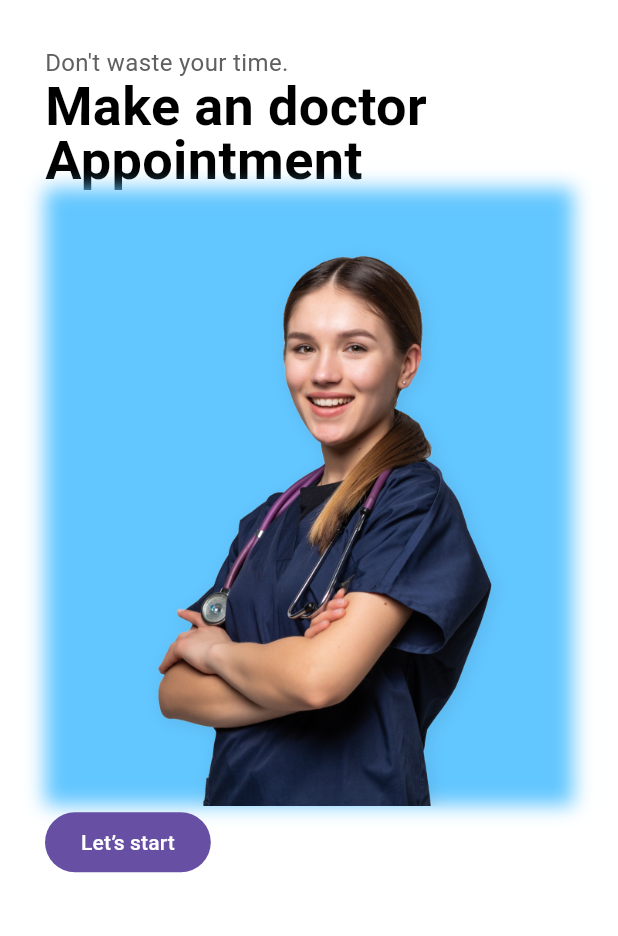
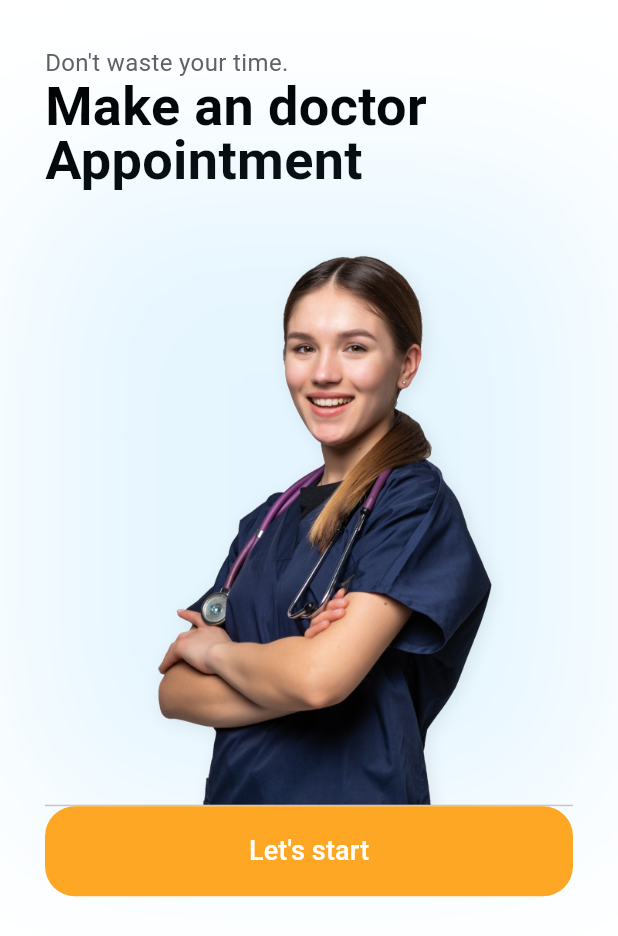
Before and after one commit to RicharC293/doctor_app, a Flutter app: the screen it shows after launch, on a phone screen of 412 x 824 dp. Shown: the top 936 px of the screen. Run offline on Flutter 3.47's test engine with Material 3 defaults, Android fonts, the phone set to English and light mode, and no system bars.

Commit message:
Enhance introduction screen layout with improved button styling and shadow effects

```diff
--- a/lib/screens/introduction_screen.dart
+++ b/lib/screens/introduction_screen.dart
@@ -33,16 +33,41 @@ class IntroductionScreen extends StatelessWidget {
                 decoration: BoxDecoration(
                   boxShadow: [
                     BoxShadow(
-                      color: Color(0xff62C6FF),
-                      blurRadius: 10,
+                      /// Opacidad -> .withOpacity
+                      color: const Color(0xff62C6FF).withOpacity(0.17),
+                      blurRadius: 100,
+                      spreadRadius: 10,
                     ),
                   ],
                 ),
                 child: Image.asset("assets/images/doctor.png"),
               ),
-              FilledButton(
-                onPressed: () {},
-                child: Text("Let’s start"),
+              const Divider(
+                height: 0,
+              ),
+              SizedBox(
+                // double.infinity -> 100% | padre |
+                width: double.infinity,
+                height: 60,
+                child: FilledButton(
+                  onPressed: () {},
+                  style: ButtonStyle(
+                    backgroundColor:
+                        const WidgetStatePropertyAll(Color(0xffFEA725)),
+                    shape: WidgetStatePropertyAll(
+                      RoundedRectangleBorder(
+                        borderRadius: BorderRadius.circular(20),
+                      ),
+                    ),
+                  ),
+                  child: const Text(
+                    "Let's start",
+                    style: TextStyle(
+                      fontSize: 18,
+                      fontWeight: FontWeight.w500,
+                    ),
+                  ),
+                ),
               ),
             ],
           ),
```
